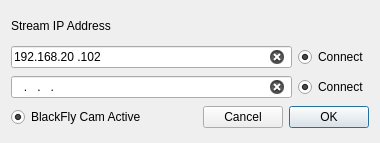
tpst/Nova-Leak-Detection, file configdialog.ui: the form before one commit.
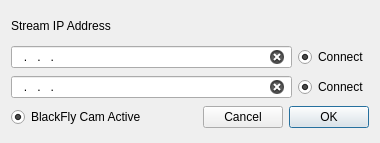
The form after the commit.

The edit to the form file:
```diff
--- a/configdialog.ui
+++ b/configdialog.ui
@@ -96,7 +96,7 @@
         <string>000.000.000.000</string>
        </property>
        <property name="text">
-        <string>192.168.20.102</string>
+        <string>...</string>
        </property>
        <property name="clearButtonEnabled">
         <bool>true</bool>
```
